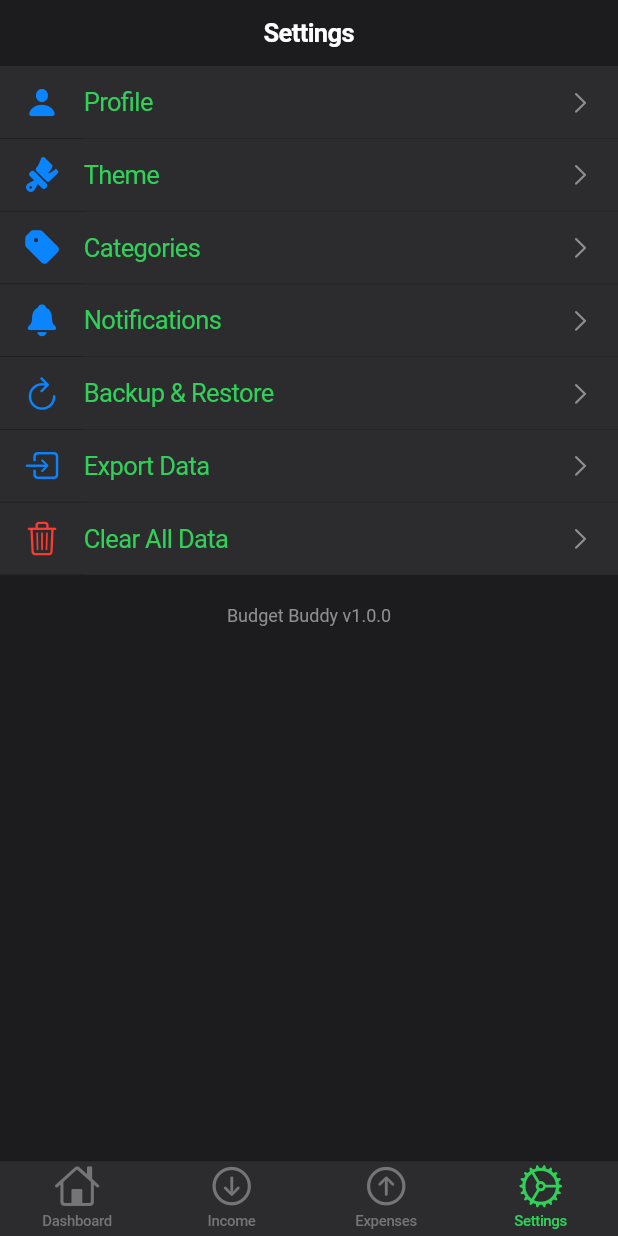
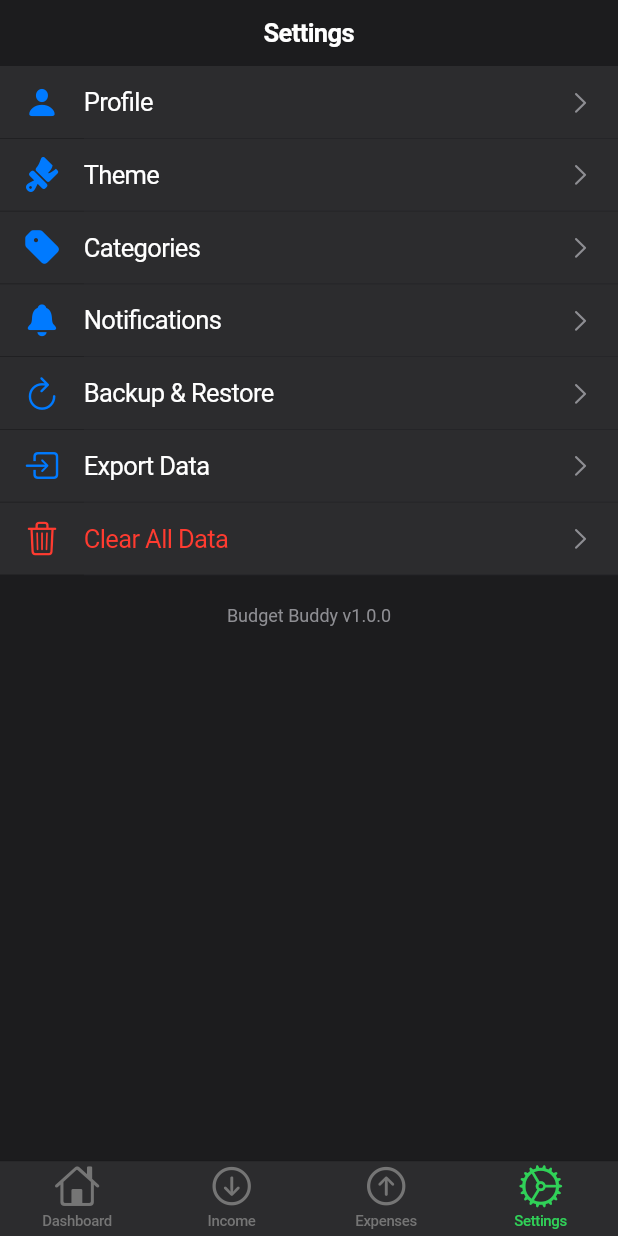
Before and after one commit to robthomas1120/budget_buddy, a Flutter app: the screen it shows after launch, item 4 of the bottom bar chosen, on a phone screen of 412 x 824 dp. Run offline on Flutter 3.47's test engine with Material 3 defaults, Android fonts, the phone set to English and light mode, and no system bars; our stand-ins replace csv, file_picker, permission_handler, share_plus, shared_preferences, sqflite; accounts and stored records are empty.

Commit message:
more bug fixes

```diff
--- a/lib/main.dart
+++ b/lib/main.dart
@@ -1,5 +1,4 @@
 // lib/main.dart
-
 import 'package:flutter/cupertino.dart';
 import 'package:flutter/material.dart';
 import 'package:flutter_localizations/flutter_localizations.dart';
@@ -35,6 +34,14 @@ class MyApp extends StatelessWidget {
     final themeProvider = Provider.of<ThemeProvider>(context);
     final themeData = themeProvider.currentThemeData;
 
+    // Define a base text style for the entire app
+    final baseTextStyle = TextStyle(
+      color: themeData.textColor,
+      fontFamily: '.SF Pro Text', // iOS default font
+      fontSize: 16.0,
+      fontWeight: FontWeight.normal,
+    );
+
     // Apply system overlay style based on theme brightness
     SystemChrome.setSystemUIOverlayStyle(
       themeData.brightness == Brightness.dark
@@ -50,7 +57,9 @@ class MyApp extends StatelessWidget {
             ),
     );
 
-    return MaterialApp(
+    return DefaultTextStyle(
+      style: baseTextStyle,
+      child: MaterialApp(
         debugShowCheckedModeBanner: false,
         title: 'Budget Buddy',
         theme: ThemeData(
@@ -106,6 +115,7 @@ class MyApp extends StatelessWidget {
         supportedLocales: [
           const Locale('en', ''),
         ],
+      ),
     );
   }
 }
--- a/lib/providers/theme_provider.dart
+++ b/lib/providers/theme_provider.dart
@@ -124,7 +124,7 @@ class ThemeProvider extends ChangeNotifier {
       case AppTheme.dark:
         return 'Dark Mode';
       case AppTheme.pink:
-        return 'Pink Mode';
+        return 'Dark Pink Mode';
       default:
         return 'Unknown';
     }
--- a/lib/screens/home_page.dart
+++ b/lib/screens/home_page.dart
@@ -1,9 +1,7 @@
+// lib/screens/home_page.dart
 import 'package:flutter/cupertino.dart';
-import 'package:flutter/material.dart' show DefaultTextStyle, TextStyle;
 import 'package:provider/provider.dart';
-import '../database/database_helper.dart';
-import '../models/account.dart';
-import '../models/transaction.dart' as model;
+import '../providers/theme_provider.dart';
 import 'dashboard_page.dart';
 import 'income_page.dart';
 import 'expense_page.dart';
@@ -31,17 +29,22 @@ class _HomePageState extends State<HomePage> {
 
   @override
   Widget build(BuildContext context) {
-    // Wrap with DefaultTextStyle to provide text styling for the entire app
+    final themeProvider = Provider.of<ThemeProvider>(context);
+    final themeData = themeProvider.currentThemeData;
+
+    // Define a base text style for the home page
+    final baseTextStyle = TextStyle(
+      color: themeData.textColor,
+      fontFamily: '.SF Pro Text',
+      fontSize: 16.0,
+      fontWeight: FontWeight.normal,
+    );
+
     return DefaultTextStyle(
-      style: TextStyle(
-        color: CupertinoColors.black,
-        fontSize: 16.0,
-        fontWeight: FontWeight.normal,
-        fontFamily: '.SF Pro Text', // Default iOS font
-      ),
+      style: baseTextStyle,
       child: CupertinoTabScaffold(
         tabBar: CupertinoTabBar(
-          activeColor: CupertinoColors.activeGreen,
+          activeColor: themeData.primaryColor,
           items: [
             BottomNavigationBarItem(
               icon: Icon(CupertinoIcons.home),
@@ -65,7 +68,8 @@ class _HomePageState extends State<HomePage> {
           // Provide proper text styling for each tab view
           return CupertinoTabView(
             builder: (context) {
-              return CupertinoPageScaffold(
+              return DefaultTextStyle(
+                style: baseTextStyle,
                 child: _pages[index],
               );
             },
--- a/lib/screens/settings_page.dart
+++ b/lib/screens/settings_page.dart
@@ -1,3 +1,4 @@
+// lib/screens/settings_page.dart
 import 'package:flutter/cupertino.dart';
 import 'package:provider/provider.dart';
 import '../database/database_helper.dart';
@@ -14,7 +15,14 @@ class SettingsPage extends StatelessWidget {
 
     // Define default text style for the page
     final defaultTextStyle = TextStyle(
-      color: themeData.textColor,
+      color: themeData.textColor, // This will be dark in light mode, white in dark mode
+      fontFamily: '.SF Pro Text',
+      fontSize: 17,
+    );
+
+    // Define menu item text style - NOT green
+    final menuItemTextStyle = TextStyle(
+      color: themeData.textColor, // Using textColor instead of primaryColor
       fontFamily: '.SF Pro Text',
       fontSize: 17,
     );
@@ -34,9 +42,10 @@ class SettingsPage extends StatelessWidget {
                 context,
                 CupertinoIcons.person_fill,
                 'Profile',
-                color: themeData.secondaryColor,
-                textColor: themeData.textColor,
+                color: CupertinoColors.systemBlue,
+                textColor: themeData.textColor, // Not green
                 backgroundColor: themeData.cardColor,
+                textStyle: menuItemTextStyle,
                 onTap: () {
                   // Navigate to profile settings
                   showCupertinoDialog(
@@ -56,9 +65,10 @@ class SettingsPage extends StatelessWidget {
                 context,
                 CupertinoIcons.paintbrush_fill,
                 'Theme',
-                color: themeData.secondaryColor,
-                textColor: themeData.textColor,
+                color: CupertinoColors.systemBlue,
+                textColor: themeData.textColor, // Not green
                 backgroundColor: themeData.cardColor,
+                textStyle: menuItemTextStyle,
                 onTap: () {
                   _showThemeOptions(context, themeProvider);
                 },
@@ -69,9 +79,10 @@ class SettingsPage extends StatelessWidget {
                 context,
                 CupertinoIcons.tag_fill,
                 'Categories',
-                color: themeData.secondaryColor,
-                textColor: themeData.textColor,
+                color: CupertinoColors.systemBlue,
+                textColor: themeData.textColor, // Not green
                 backgroundColor: themeData.cardColor,
+                textStyle: menuItemTextStyle,
                 onTap: () {
                   // Navigate to categories settings
                   showCupertinoDialog(
@@ -89,9 +100,10 @@ class SettingsPage extends StatelessWidget {
                 context,
                 CupertinoIcons.bell_fill,
                 'Notifications',
-                color: themeData.secondaryColor,
-                textColor: themeData.textColor,
+                color: CupertinoColors.systemBlue,
+                textColor: themeData.textColor, // Not green
                 backgroundColor: themeData.cardColor,
+                textStyle: menuItemTextStyle,
                 onTap: () {
                   // Navigate to notification settings
                   showCupertinoDialog(
@@ -109,9 +121,10 @@ class SettingsPage extends StatelessWidget {
                 context,
                 CupertinoIcons.arrow_clockwise,
                 'Backup & Restore',
-                color: themeData.secondaryColor,
-                textColor: themeData.textColor,
+                color: CupertinoColors.systemBlue,
+                textColor: themeData.textColor, // Not green
                 backgroundColor: themeData.cardColor,
+                textStyle: menuItemTextStyle,
                 onTap: () {
                   _showBackupRestoreOptions(context, themeData);
                 },
@@ -121,9 +134,10 @@ class SettingsPage extends StatelessWidget {
                 context,
                 CupertinoIcons.square_arrow_right,
                 'Export Data',
-                color: themeData.secondaryColor,
-                textColor: themeData.textColor,
+                color: CupertinoColors.systemBlue,
+                textColor: themeData.textColor, // Not green
                 backgroundColor: themeData.cardColor,
+                textStyle: menuItemTextStyle,
                 onTap: () async {
                   _showExportOptions(context, themeData);
                 },
@@ -133,9 +147,10 @@ class SettingsPage extends StatelessWidget {
                 context,
                 CupertinoIcons.delete,
                 'Clear All Data',
-                textColor: CupertinoColors.destructiveRed,
+                textColor: CupertinoColors.destructiveRed, // Keep this red for emphasis
                 color: CupertinoColors.destructiveRed,
                 backgroundColor: themeData.cardColor,
+                textStyle: null, // Will use the color specified in textColor
                 onTap: () {
                   _showClearDataDialog(context, themeData);
                 },
@@ -180,10 +195,9 @@ class SettingsPage extends StatelessWidget {
     required Color color,
     required Color textColor,
     required Color backgroundColor,
+    TextStyle? textStyle,
   }) {
-    return DefaultTextStyle(
-      style: TextStyle(color: textColor),
-      child: CupertinoButton(
+    return CupertinoButton(
       padding: EdgeInsets.zero,
       onPressed: onTap,
       child: Container(
@@ -196,14 +210,14 @@ class SettingsPage extends StatelessWidget {
             Expanded(
               child: Text(
                 title,
-                  style: const TextStyle(
+                style: textStyle ?? TextStyle(
                   fontSize: 17,
+                  color: textColor, // Using passed in textColor
                 ),
               ),
             ),
             const Icon(CupertinoIcons.chevron_right, color: CupertinoColors.systemGrey, size: 18),
           ],
-          ),
         ),
       ),
     );
@@ -217,6 +231,7 @@ class SettingsPage extends StatelessWidget {
     );
   }
 
+// Update just the _showThemeOptions method in settings_page.dart
 void _showThemeOptions(BuildContext context, ThemeProvider themeProvider) {
   final themeData = themeProvider.currentThemeData;
 
@@ -232,6 +247,9 @@ class SettingsPage extends StatelessWidget {
         message: const Text('Select your preferred app theme'),
         actions: AppTheme.values.map((theme) {
           final isSelected = themeProvider.currentTheme == theme;
+          // Define the text color for theme options - use black for light mode sheets
+          final textColor = CupertinoColors.black;
+
           return CupertinoActionSheetAction(
             onPressed: () {
               themeProvider.setTheme(theme);
@@ -240,21 +258,30 @@ class SettingsPage extends StatelessWidget {
             child: Row(
               mainAxisAlignment: MainAxisAlignment.spaceBetween,
               children: [
-                  Text(themeProvider.getThemeName(theme)),
-                  if (isSelected) Icon(CupertinoIcons.check_mark, color: themeData.primaryColor),
+                Text(
+                  themeProvider.getThemeName(theme),
+                  style: TextStyle(color: textColor), // Use black text color
+                ),
+                if (isSelected)
+                  Icon(
+                    CupertinoIcons.check_mark,
+                    color: themeData.primaryColor,
+                  ),
               ],
             ),
           );
         }).toList(),
         cancelButton: CupertinoActionSheetAction(
           onPressed: () => Navigator.pop(context),
-            child: const Text('Cancel'),
+          child: const Text(
+            'Cancel',
+            style: TextStyle(color: CupertinoColors.systemBlue), // Standard iOS cancel button color
+          ),
         ),
       ),
     ),
   );
 }
-
   void _showBackupRestoreOptions(BuildContext context, AppThemeData themeData) {
     showCupertinoModalPopup(
       context: context,
```
Also changed, not shown: lib/screens/accounts_page.dart (+44 -18 lines), lib/screens/dashboard_page.dart (+12 -8 lines), lib/widgets/balance_summary_card.dart (+4 -3 lines), lib/widgets/transaction_details_dialog.dart (+15 -16 lines), lib/widgets/transaction_list_item.dart (+11 -1 lines), lib/widgets/transfer_dialog.dart (+47 -14 lines). Lines whose indentation alone changed are shown as unchanged.
